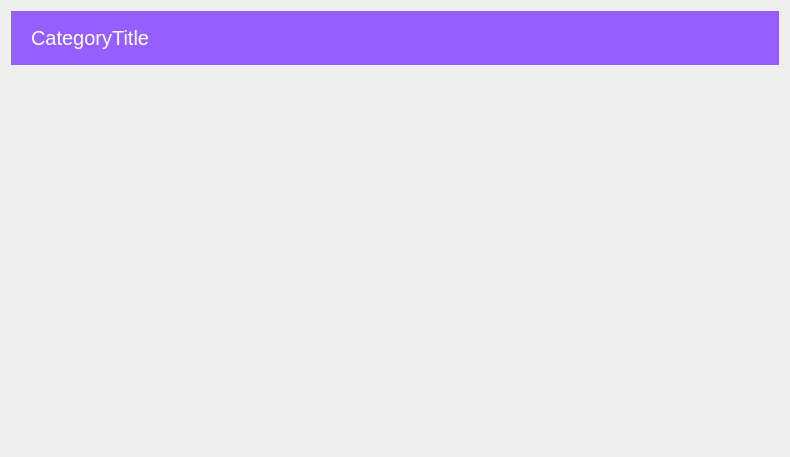
Qt form copyclare/ui/banner.ui (MotionInput/Team14-CopyClare) before a commit.
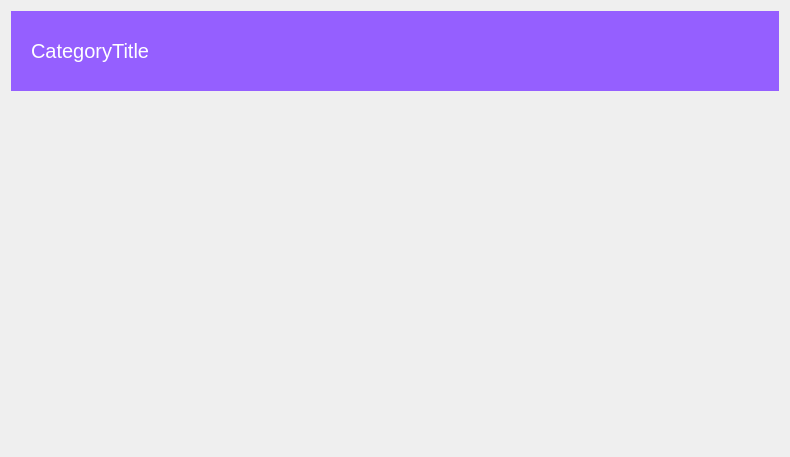
The same form after that commit.

Commit message: edit video card & banner height

Diff of the .ui file:
```diff
--- a/copyclare/ui/banner.ui
+++ b/copyclare/ui/banner.ui
@@ -43,7 +43,7 @@
      <property name="minimumSize">
       <size>
        <width>0</width>
-       <height>50</height>
+       <height>80</height>
       </size>
      </property>
      <property name="font">
@@ -81,7 +81,7 @@
         <x>0</x>
         <y>0</y>
         <width>766</width>
-        <height>371</height>
+        <height>345</height>
        </rect>
       </property>
       <layout class="QHBoxLayout" name="horizontalLayout"/>
```
The commit also changes 1 other file.
